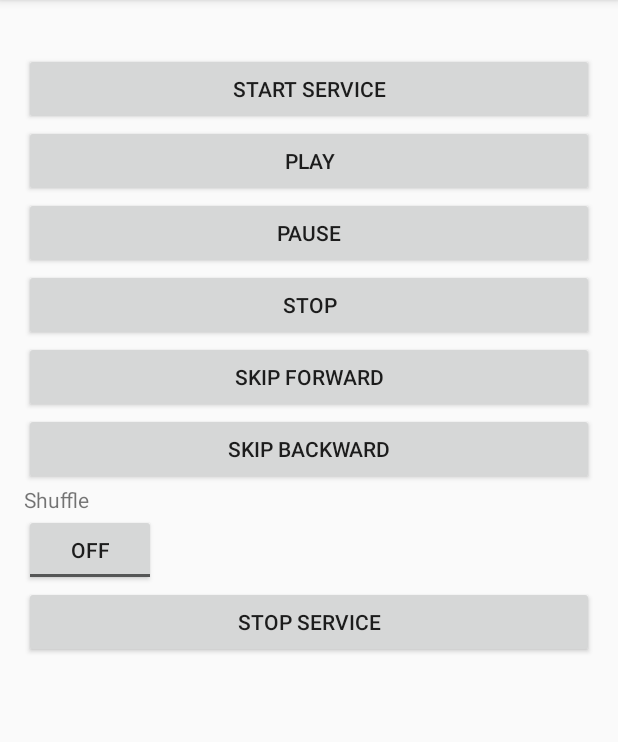
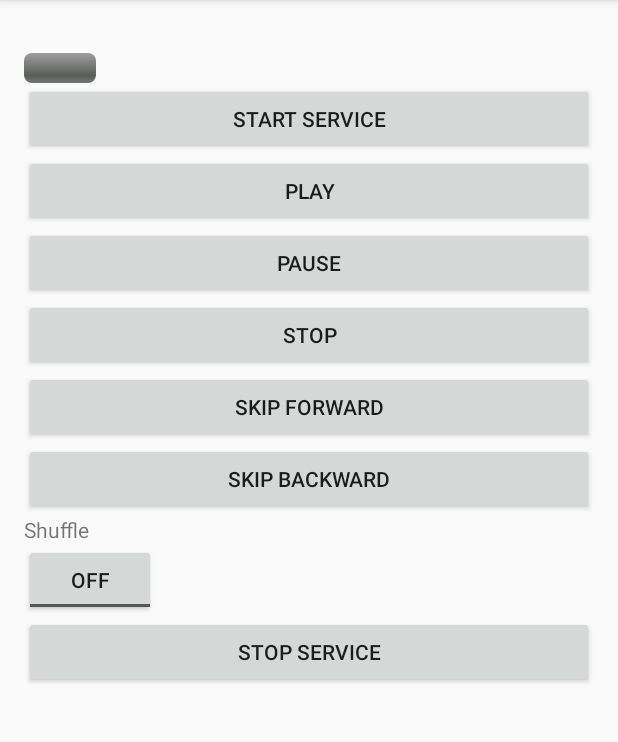
Before and after one commit to b79789/MDF3, an Android app: the screen it shows after launch (MainActivity), on a phone screen of 412 x 824 dp, the part 84-826 px from its top. Run offline under Robolectric (Android 15) with nearby library versions, the phone set to English and light mode, and no system bars; 1 statement that could not run was skipped.

Commit message:
update for day finish

```diff
--- a/ServiceFundamentals/app/src/main/java/com/brianstacks/servicefundamentals/fragments/UIFragment.java
+++ b/ServiceFundamentals/app/src/main/java/com/brianstacks/servicefundamentals/fragments/UIFragment.java
@@ -25,6 +25,7 @@ import android.view.View;
 import android.view.ViewGroup;
 import android.widget.Button;
 import android.widget.CompoundButton;
+import android.widget.ProgressBar;
 import android.widget.TextView;
 import android.widget.Toast;
 import android.widget.ToggleButton;
@@ -37,7 +38,7 @@ import com.brianstacks.servicefundamentals.services.MusicPlayerService;
  */
 public class UIFragment extends Fragment {
 
-    public final String TEXT_KEY = "text";
+    public static final String TEXT_KEY = "text";
 
     public static final String TAG = "UIFragment.TAG";
     public static final String DATA_RETURNED = "MainActivity.DATA_RETURNED";
@@ -50,6 +51,8 @@ public class UIFragment extends Fragment {
     DataReceiver dataReceiver;
     Intent intent;
     SharedPreferences sharedPrefs;
+    private ProgressBar mProgress;
+    private int mProgressStatus = 0;
 
 
     private ServiceConnection mConnection = new ServiceConnection() {
@@ -124,7 +127,9 @@ public class UIFragment extends Fragment {
         Button mSkipB= (Button)getActivity().findViewById(R.id.skipBack);
         Button mStopService= (Button)getActivity().findViewById(R.id.stopService);
         ToggleButton randomButton = (ToggleButton) getActivity().findViewById(R.id.randButton);
+        mProgress=(ProgressBar)getActivity().findViewById(R.id.myProgress);
 
+        //mProgress.setMax();
         mStartService.setOnClickListener(new View.OnClickListener() {
             @Override
             public void onClick(View v) {
@@ -245,6 +250,8 @@ public class UIFragment extends Fragment {
             if(resultData != null && resultData.containsKey(DATA_RETURNED)) {
                 if (mTextView!=null){
                     mTextView.setText(resultData.getString(DATA_RETURNED, ""));
+                    mProgress.setMax(resultData.getInt(TEXT_KEY));
+
                 }else {
                     Log.d("TextView","= null");
 
--- a/ServiceFundamentals/app/src/main/res/layout-land/fragment_ui.xml
+++ b/ServiceFundamentals/app/src/main/res/layout-land/fragment_ui.xml
@@ -8,6 +8,12 @@
         android:id="@+id/trackText"
         android:layout_width="fill_parent"
         android:layout_height="wrap_content"/>
+    <ProgressBar
+        android:id="@+id/myProgress"
+        android:layout_width="wrap_content"
+        android:layout_height="wrap_content"
+        style="@android:style/Widget.ProgressBar.Horizontal"
+        android:layout_marginEnd="5dp" />
 
     <LinearLayout
 
--- a/ServiceFundamentals/app/src/main/res/layout/fragment_ui.xml
+++ b/ServiceFundamentals/app/src/main/res/layout/fragment_ui.xml
@@ -11,6 +11,12 @@
         android:gravity="center"
         android:textStyle="bold"
         />
+    <ProgressBar
+        android:id="@+id/myProgress"
+        android:layout_width="wrap_content"
+        android:layout_height="wrap_content"
+        style="@android:style/Widget.ProgressBar.Horizontal"
+        android:layout_marginEnd="5dp" />
     <LinearLayout
 
         android:orientation="vertical"
```
Also changed, not shown: ServiceFundamentals/app/src/main/java/com/brianstacks/servicefundamentals/services/MusicPlayerService.java (+17 -54 lines).
